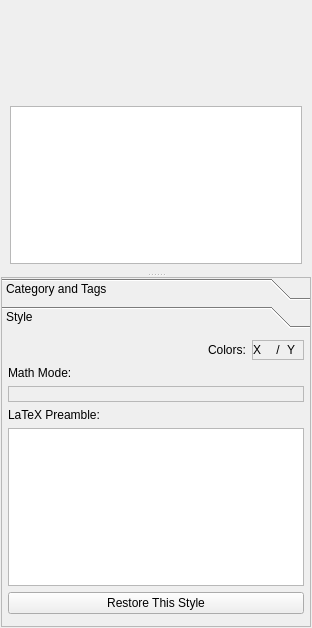
Before: the Qt Designer form src/klflibentryeditor.ui in CryFeiFei/klatexformula, drawn with Qt 5.
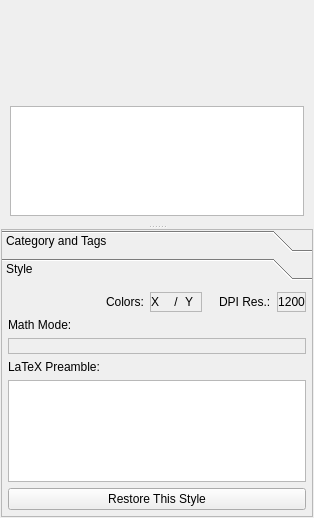
After: the same form once the commit is applied. Icons and pictures are not drawn. Custom widgets are drawn as their Qt base class.

Diff of the .ui file:
```diff
--- a/src/klflibentryeditor.ui
+++ b/src/klflibentryeditor.ui
@@ -6,8 +6,8 @@
    <rect>
     <x>0</x>
     <y>0</y>
-    <width>306</width>
-    <height>628</height>
+    <width>314</width>
+    <height>518</height>
    </rect>
   </property>
   <layout class="QGridLayout" name="lyt_KLFLibEntryEditor">
@@ -53,7 +53,7 @@
         </widget>
        </item>
        <item row="1" column="0" colspan="3">
-        <widget class="QTextEdit" name="txtPreviewLatex">
+        <widget class="KLFLatexEdit" name="txtPreviewLatex">
          <property name="sizePolicy">
           <sizepolicy hsizetype="Preferred" vsizetype="Preferred">
            <horstretch>0</horstretch>
@@ -75,6 +75,12 @@
          <property name="readOnly">
           <bool>true</bool>
          </property>
+         <property name="acceptRichText">
+          <bool>false</bool>
+         </property>
+         <property name="textInteractionFlags">
+          <set>Qt::TextSelectableByMouse</set>
+         </property>
         </widget>
        </item>
        <item row="0" column="0">
@@ -135,8 +141,8 @@
         <rect>
          <x>0</x>
          <y>0</y>
-         <width>300</width>
-         <height>298</height>
+         <width>308</width>
+         <height>240</height>
         </rect>
        </property>
        <property name="autoFillBackground">
@@ -196,7 +202,7 @@
          </widget>
         </item>
         <item row="3" column="0" colspan="2">
-         <widget class="Line" name="line">
+         <widget class="Line" name="hlineCatTags">
           <property name="orientation">
            <enum>Qt::Horizontal</enum>
           </property>
@@ -271,8 +277,8 @@
         <rect>
          <x>0</x>
          <y>0</y>
-         <width>300</width>
-         <height>298</height>
+         <width>308</width>
+         <height>240</height>
         </rect>
        </property>
        <property name="autoFillBackground">
@@ -285,14 +291,14 @@
         <property name="margin">
          <number>6</number>
         </property>
-        <item row="1" column="0" colspan="4">
+        <item row="1" column="0" colspan="9">
          <widget class="QLabel" name="lblStyMathModeCaption">
           <property name="text">
            <string>Math Mode:</string>
           </property>
          </widget>
         </item>
-        <item row="6" column="0" colspan="4">
+        <item row="6" column="0" colspan="9">
          <widget class="QPushButton" name="btnRestoreStyle">
           <property name="text">
            <string>Restore This Style</string>
@@ -312,27 +318,45 @@
           </property>
          </spacer>
         </item>
-        <item row="4" column="0" colspan="4">
+        <item row="4" column="0" colspan="9">
          <widget class="QLabel" name="lblStyPreamble">
           <property name="text">
            <string>LaTeX Preamble:</string>
           </property>
          </widget>
         </item>
-        <item row="5" column="0" colspan="4">
-         <widget class="QTextEdit" name="txtStyPreamble">
+        <item row="5" column="0" colspan="9">
+         <widget class="KLFLatexEdit" name="txtStyPreamble">
+          <property name="sizePolicy">
+           <sizepolicy hsizetype="Preferred" vsizetype="Preferred">
+            <horstretch>0</horstretch>
+            <verstretch>0</verstretch>
+           </sizepolicy>
+          </property>
+          <property name="minimumSize">
+           <size>
+            <width>0</width>
+            <height>40</height>
+           </size>
+          </property>
           <property name="tabChangesFocus">
            <bool>true</bool>
           </property>
+          <property name="undoRedoEnabled">
+           <bool>false</bool>
+          </property>
           <property name="readOnly">
            <bool>true</bool>
           </property>
+          <property name="acceptRichText">
+           <bool>false</bool>
+          </property>
           <property name="textInteractionFlags">
            <set>Qt::TextSelectableByMouse</set>
           </property>
          </widget>
         </item>
-        <item row="3" column="0" colspan="4">
+        <item row="3" column="0" colspan="9">
          <widget class="QLabel" name="lblStyMathMode">
           <property name="frameShape">
            <enum>QFrame::StyledPanel</enum>
@@ -357,7 +381,36 @@
           </property>
          </widget>
         </item>
-        <item row="0" column="2" colspan="2">
+        <item row="0" column="0">
+         <spacer name="hspc6">
+          <property name="orientation">
+           <enum>Qt::Horizontal</enum>
+          </property>
+          <property name="sizeType">
+           <enum>QSizePolicy::Expanding</enum>
+          </property>
+          <property name="sizeHint" stdset="0">
+           <size>
+            <width>20</width>
+            <height>20</height>
+           </size>
+          </property>
+         </spacer>
+        </item>
+        <item row="0" column="1">
+         <widget class="QLabel" name="lblStyColors">
+          <property name="sizePolicy">
+           <sizepolicy hsizetype="Fixed" vsizetype="Fixed">
+            <horstretch>0</horstretch>
+            <verstretch>0</verstretch>
+           </sizepolicy>
+          </property>
+          <property name="text">
+           <string>Colors:</string>
+          </property>
+         </widget>
+        </item>
+        <item row="0" column="2">
          <widget class="QFrame" name="frmStyColors">
           <property name="sizePolicy">
            <sizepolicy hsizetype="Fixed" vsizetype="Preferred">
@@ -378,28 +431,6 @@
            <property name="margin">
             <number>0</number>
            </property>
-           <item row="1" column="3">
-            <widget class="QLabel" name="lblStyColFg">
-             <property name="sizePolicy">
-              <sizepolicy hsizetype="Fixed" vsizetype="Fixed">
-               <horstretch>0</horstretch>
-               <verstretch>0</verstretch>
-              </sizepolicy>
-             </property>
-             <property name="minimumSize">
-              <size>
-               <width>16</width>
-               <height>16</height>
-              </size>
-             </property>
-             <property name="toolTip">
-              <string>Foreground Color</string>
-             </property>
-             <property name="text">
-              <string notr="true">X</string>
-             </property>
-            </widget>
-           </item>
            <item row="1" column="4">
             <widget class="QLabel" name="lblStyColSlash">
              <property name="sizePolicy">
@@ -444,38 +475,82 @@
              </property>
             </widget>
            </item>
+           <item row="1" column="3">
+            <widget class="QLabel" name="lblStyColFg">
+             <property name="sizePolicy">
+              <sizepolicy hsizetype="Fixed" vsizetype="Fixed">
+               <horstretch>0</horstretch>
+               <verstretch>0</verstretch>
+              </sizepolicy>
+             </property>
+             <property name="minimumSize">
+              <size>
+               <width>16</width>
+               <height>16</height>
+              </size>
+             </property>
+             <property name="toolTip">
+              <string>Foreground Color</string>
+             </property>
+             <property name="text">
+              <string notr="true">X</string>
+             </property>
+            </widget>
+           </item>
           </layout>
          </widget>
         </item>
-        <item row="0" column="0">
-         <spacer name="horizontalSpacer">
+        <item row="0" column="5" colspan="4">
+         <widget class="QLabel" name="lblStyDPI">
+          <property name="minimumSize">
+           <size>
+            <width>16</width>
+            <height>16</height>
+           </size>
+          </property>
+          <property name="frameShape">
+           <enum>QFrame::StyledPanel</enum>
+          </property>
+          <property name="frameShadow">
+           <enum>QFrame::Sunken</enum>
+          </property>
+          <property name="text">
+           <string notr="true">1200</string>
+          </property>
+          <property name="textFormat">
+           <enum>Qt::PlainText</enum>
+          </property>
+          <property name="alignment">
+           <set>Qt::AlignCenter</set>
+          </property>
+          <property name="margin">
+           <number>0</number>
+          </property>
+         </widget>
+        </item>
+        <item row="0" column="4">
+         <widget class="QLabel" name="lblStyDPILbl">
+          <property name="text">
+           <string>DPI Res.:</string>
+          </property>
+         </widget>
+        </item>
+        <item row="0" column="3">
+         <spacer name="hspc5">
           <property name="orientation">
            <enum>Qt::Horizontal</enum>
           </property>
           <property name="sizeType">
-           <enum>QSizePolicy::Expanding</enum>
+           <enum>QSizePolicy::Fixed</enum>
           </property>
           <property name="sizeHint" stdset="0">
            <size>
-            <width>20</width>
-            <height>20</height>
+            <width>5</width>
+            <height>10</height>
            </size>
           </property>
          </spacer>
         </item>
-        <item row="0" column="1">
-         <widget class="QLabel" name="lblStyColors">
-          <property name="sizePolicy">
-           <sizepolicy hsizetype="Fixed" vsizetype="Fixed">
-            <horstretch>0</horstretch>
-            <verstretch>0</verstretch>
-           </sizepolicy>
-          </property>
-          <property name="text">
-           <string>Colors:</string>
-          </property>
-         </widget>
-        </item>
        </layout>
       </widget>
      </widget>
@@ -483,6 +558,13 @@
    </item>
   </layout>
  </widget>
+ <customwidgets>
+  <customwidget>
+   <class>KLFLatexEdit</class>
+   <extends>QTextEdit</extends>
+   <header>klflatexedit.h</header>
+  </customwidget>
+ </customwidgets>
  <resources/>
  <connections/>
 </ui>
```
